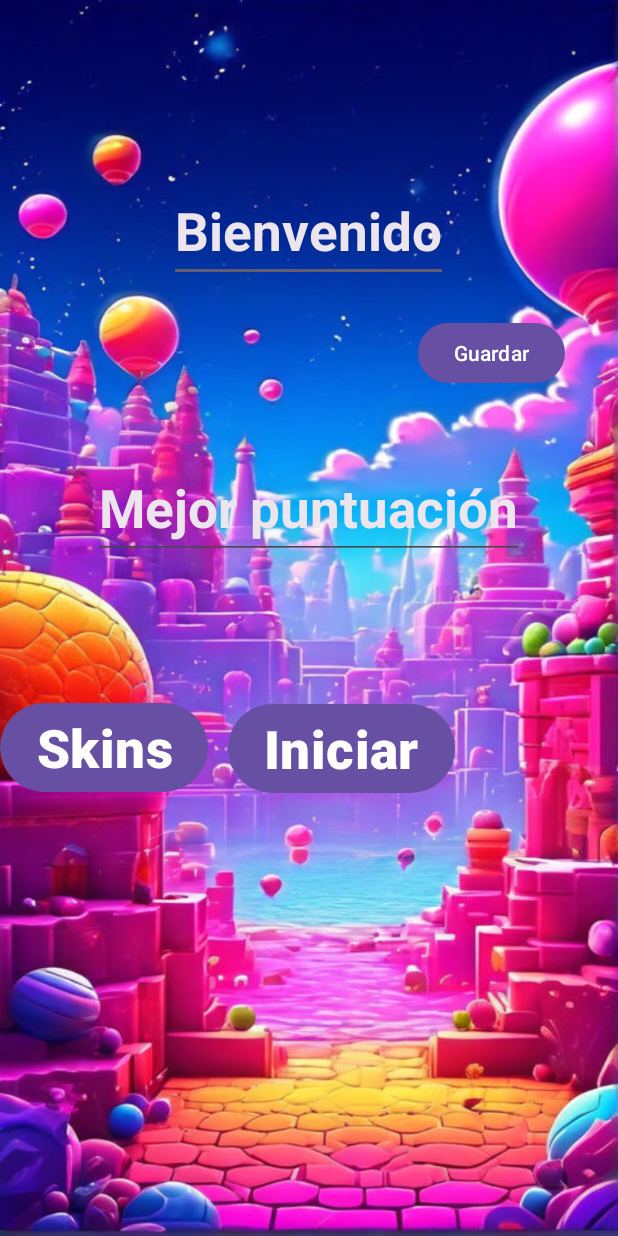
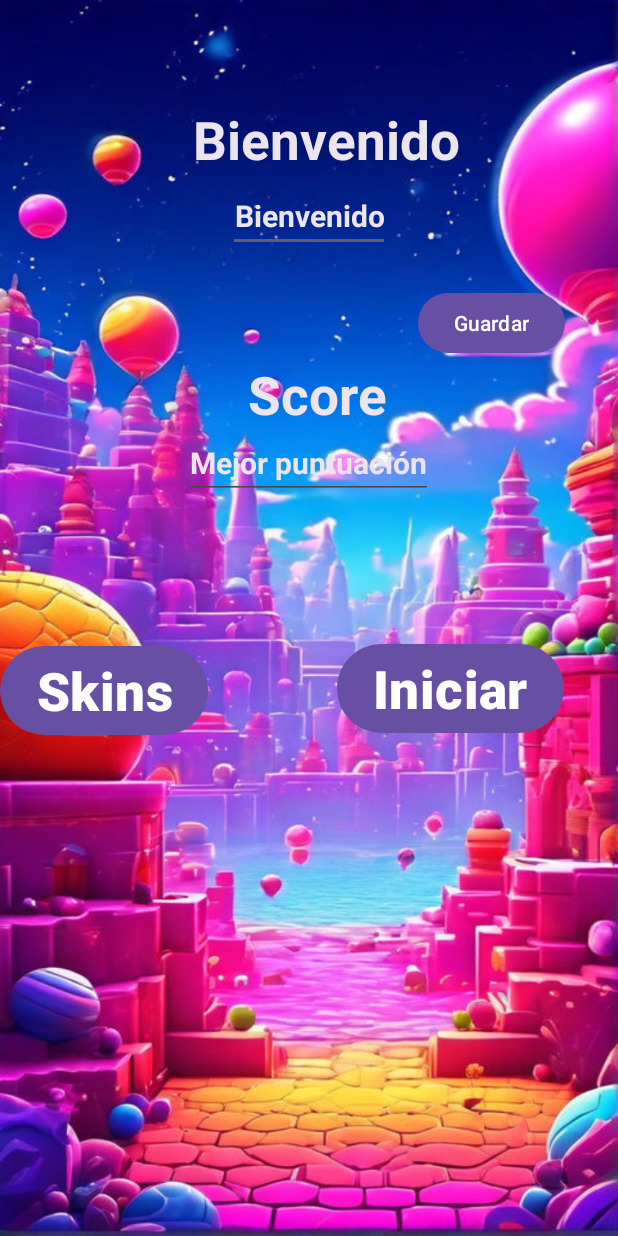
Before and after one commit to llamasdelacruz/happy_ball, an Android app: the screen it shows after launch (MainActivity), on a phone screen of 412 x 824 dp. Run offline under Robolectric (Android 15) with nearby library versions, the phone set to English and light mode, and no system bars.

Commit message:
le puse bienvenido y score arriba del edit text

```diff
--- a/app/src/main/java/com/example/happy_ball/MainActivity.java
+++ b/app/src/main/java/com/example/happy_ball/MainActivity.java
@@ -34,6 +34,7 @@ public class MainActivity extends AppCompatActivity {
 
         nombre = (String) r.get(0);
         score = (String) r.get(1);
+        score = "0";
 
         if(!nombre.equals("Escribe tu nombre")){
             lab_nombre.setText(nombre);
@@ -144,4 +145,10 @@ public class MainActivity extends AppCompatActivity {
         finish();
 
     }
+    public void verSkins(View view){
+        Intent intent = new Intent(this, Skins.class);
+        startActivity(intent);
+        finish();
+
+    }
 }
--- a/app/src/main/res/layout/activity_main.xml
+++ b/app/src/main/res/layout/activity_main.xml
@@ -8,6 +8,20 @@
     android:orientation="vertical"
     android:background="@drawable/fondoinico">
 
+    <TextView
+        android:layout_width="wrap_content"
+        android:layout_height="wrap_content"
+        android:layout_alignParentTop="true"
+        android:layout_alignParentEnd="true"
+        android:layout_marginStart="16dp"
+        android:layout_marginTop="69dp"
+        android:layout_marginEnd="105dp"
+        android:text="Bienvenido"
+        android:textAlignment="center"
+        android:textColor="#ECE5ED"
+        android:textSize="35sp"
+        android:textStyle="bold" />
+
     <EditText
         android:id="@+id/LblNombre"
         android:layout_width="wrap_content"
@@ -17,7 +31,7 @@
         android:layout_marginEnd="16dp"
         android:text="Bienvenido"
         android:textColor="#ECE5ED"
-        android:textSize="35sp"
+        android:textSize="20sp"
         android:textStyle="bold"
         android:layout_marginTop="120dp"
         android:textAlignment="center"
@@ -37,6 +51,21 @@
         android:onClick="evento"
         />
 
+    <TextView
+        android:layout_width="wrap_content"
+        android:layout_height="wrap_content"
+        android:layout_alignParentStart="true"
+        android:layout_alignParentTop="true"
+        android:layout_alignParentEnd="true"
+        android:layout_marginStart="138dp"
+        android:layout_marginTop="239dp"
+        android:layout_marginEnd="127dp"
+        android:text="Score"
+        android:textAlignment="center"
+        android:textColor="#ECE5ED"
+        android:textSize="35sp"
+        android:textStyle="bold" />
+
     <EditText
         android:id="@+id/TxtScore"
         android:layout_width="wrap_content"
@@ -45,7 +74,7 @@
         android:layout_marginTop="45dp"
         android:text="Mejor puntuación"
         android:textColor="#ECE5ED"
-        android:textSize="35sp"
+        android:textSize="20sp"
         android:textStyle="bold"
         android:layout_centerHorizontal="true"
         android:editable="false"/>
@@ -55,7 +84,8 @@
         android:layout_width="wrap_content"
         android:layout_height="wrap_content"
         android:layout_alignBottom="@+id/TxtScore"
-        android:layout_marginBottom="-159dp"
+        android:layout_marginBottom="-161dp"
+        android:onClick="verSkins"
         android:text="Skins"
         android:textSize="35sp"
         android:textStyle="bold" />
@@ -65,11 +95,11 @@
         android:layout_width="wrap_content"
         android:layout_height="wrap_content"
         android:layout_alignBottom="@+id/TxtScore"
-        android:layout_marginStart="13dp"
+        android:layout_marginStart="86dp"
         android:layout_marginBottom="-160dp"
         android:layout_toEndOf="@+id/BtnSkins"
+        android:onClick="startGame"
         android:text="Iniciar"
-        android:onClick="startGame"
         android:textSize="35sp"
         android:textStyle="bold" />
 
```
